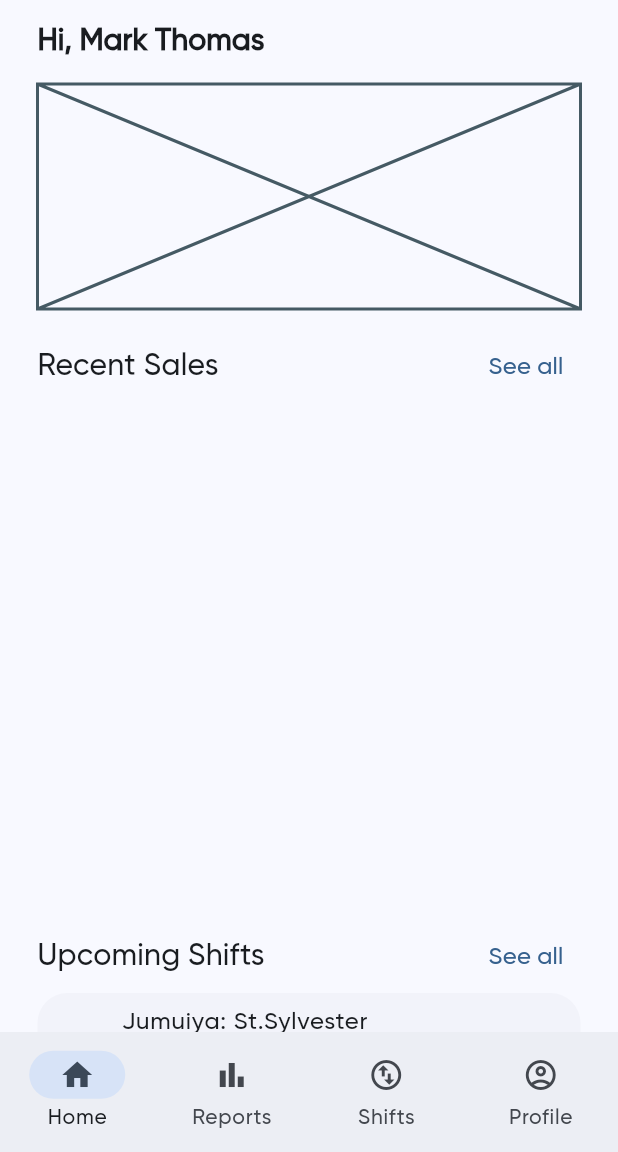
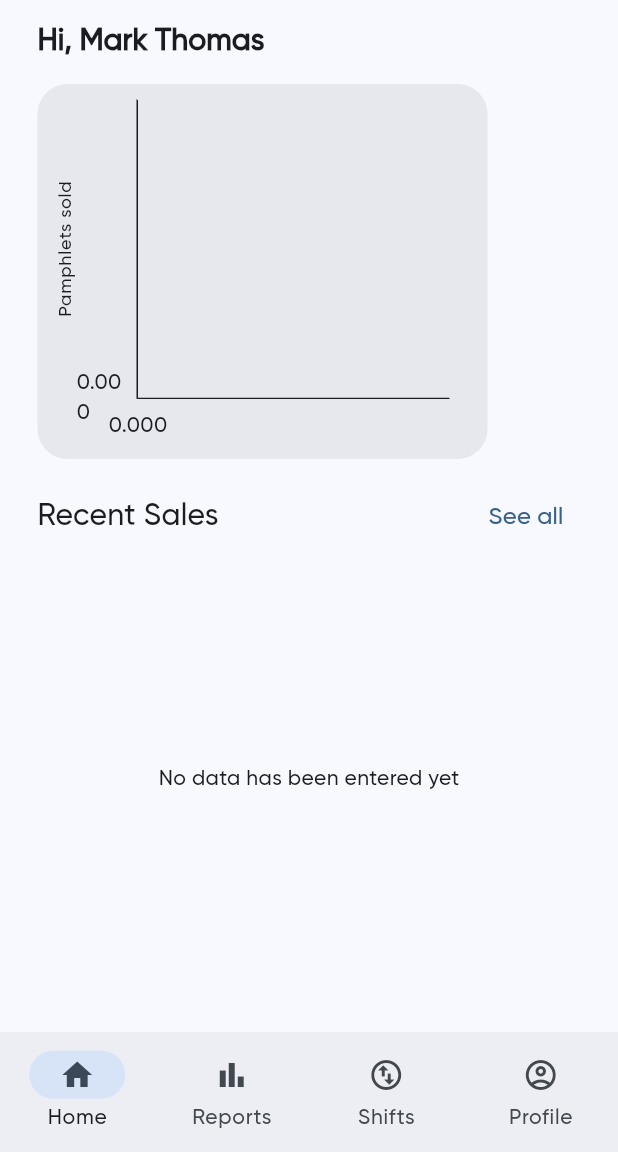
Before and after one commit to Emtee100/shiftverse, a Flutter app: the screen it shows once a user with an empty profile is signed in, on a phone screen of 412 x 824 dp, the part 84-1236 px from its top. Run offline on Flutter 3.47's test engine with Material 3 defaults, Android fonts, the phone set to English and light mode, and no system bars; drawn by our look-alikes of fl_chart; our stand-ins replace cloud_firestore, firebase_auth, firebase_core, flutter_svg, go_router, google_sign_in; accounts and stored records are empty; network calls fail.

Commit message:
FlChart created

```diff
--- a/shiftverse/lib/controllers/firebaseController.dart
+++ b/shiftverse/lib/controllers/firebaseController.dart
@@ -148,8 +148,8 @@ class FirebaseController extends ChangeNotifier {
         toFirestore: (Sale sale, _) => sale.toFirestore());
     colRef.add(Sale(
       uid: user?.uid,
-      saleAmount: int.parse(amountSold),
-      pamphletsLeft: int.parse(pamphletsLeft),
+      saleAmount: double.parse(amountSold),
+      pamphletsLeft: double.parse(pamphletsLeft),
       saleDate: saleDate,
     ));
   }
@@ -162,7 +162,6 @@ class FirebaseController extends ChangeNotifier {
         );
 
     //return a stream which listens to the documents in the sales collection
-    colRef.orderBy('saleDate',descending: false).get();
     return colRef.orderBy('saleDate', descending: true).snapshots();
 
   }
--- a/shiftverse/lib/models/sales.dart
+++ b/shiftverse/lib/models/sales.dart
@@ -2,8 +2,8 @@ import 'package:cloud_firestore/cloud_firestore.dart';
 
 class Sale {
   final String? uid;
-  final int saleAmount;
-  final int pamphletsLeft;
+  final double saleAmount;
+  final double pamphletsLeft;
   final DateTime saleDate;
 
   Sale(
@@ -19,7 +19,7 @@ class Sale {
       uid: saleData!['uid'],
       saleAmount: saleData['saleAmount'],
       pamphletsLeft: saleData['pamphletsLeft'],
-      saleDate: saleData['saleDate'],
+      saleDate: (saleData['saleDate']).toDate(),
     );
   }
 
--- a/shiftverse/lib/pages/home.dart
+++ b/shiftverse/lib/pages/home.dart
@@ -2,6 +2,7 @@ import 'package:flutter/material.dart';
 import 'package:provider/provider.dart';
 import 'package:shiftverse/controllers/firebaseController.dart';
 import 'package:shiftverse/widgets/recent_sales.dart';
+import 'package:shiftverse/widgets/sales_charts.dart';
 
 class HomeScreen extends StatelessWidget {
   const HomeScreen({super.key});
@@ -28,9 +29,18 @@ class HomeScreen extends StatelessWidget {
 
             //Chart section
 
-            const Placeholder(
-              fallbackHeight: 150,
-            ),
+            Container(
+              padding: const EdgeInsets.only(bottom: 10,top: 10, left: 10, right: 25),
+                decoration: BoxDecoration(
+                  color: Theme.of(context).colorScheme.surfaceContainerHigh,
+                  borderRadius: BorderRadius.circular(20)
+                ),
+                height: 250,
+                width: 300,
+                child: ChangeNotifierProvider(
+                  create: (context) => FirebaseController(),
+                  child: const ChartSales())),
+
             const SizedBox(
               height: 15,
             ),
--- a/shiftverse/lib/widgets/recent_sales.dart
+++ b/shiftverse/lib/widgets/recent_sales.dart
@@ -22,16 +22,26 @@ class _RecentSalesState extends State<RecentSales> {
                     height: 330,
                     child: Center(child: CircularProgressIndicator()));
               } else if (snapshot.hasData) {
+                if (snapshot.data!.docs.isEmpty) {
+                  return const SizedBox(
+                    height: 300,
+                    child: Center(
+                      child: Text('No data has been entered yet'),
+                    ),
+                  );
+                } else {
                   return SizedBox(
                       height: 330,
                       child: ListView(
                           physics: const NeverScrollableScrollPhysics(),
                           children: snapshot.data!.docs.map((doc) {
-                          final String formattedDate = DateFormat('dd-MM-yyyy')
+                            final String formattedDate =
+                                DateFormat('dd-MM-yyyy')
                                     .format(doc['saleDate'].toDate());
                             return ListTile(
                               leading: const Icon(Icons.wallet),
-                            title: Text('Pamphlets sold: ${doc['saleAmount']}'),
+                              title:
+                                  Text('Pamphlets sold: ${doc['saleAmount']}'),
                               subtitle: Column(
                                 crossAxisAlignment: CrossAxisAlignment.start,
                                 children: [
@@ -42,6 +52,7 @@ class _RecentSalesState extends State<RecentSales> {
                               ),
                             );
                           }).toList()));
+                }
               } else if (snapshot.hasError) {
                 return Text(
                   'Error in obtaining sales',
--- /dev/null
+++ b/shiftverse/lib/widgets/sales_charts.dart
@@ -0,0 +1,72 @@
+import 'package:cloud_firestore/cloud_firestore.dart';
+import 'package:fl_chart/fl_chart.dart';
+import 'package:flutter/material.dart';
+import 'package:provider/provider.dart';
+import 'package:shiftverse/controllers/firebaseController.dart';
+import 'package:shiftverse/models/sales.dart';
+
+class ChartSales extends StatefulWidget {
+  const ChartSales({super.key});
+
+  @override
+  State<ChartSales> createState() => _ChartSalesState();
+}
+
+class _ChartSalesState extends State<ChartSales> {
+  @override
+  Widget build(BuildContext context) {
+    return Consumer<FirebaseController>(
+        builder: (context, value, child) => StreamBuilder(
+            stream: value.getSaleRecords(),
+            builder: (context, snapshot) {
+              if (snapshot.connectionState == ConnectionState.waiting) {
+                return const Center(child: CircularProgressIndicator());
+              } else if (snapshot.hasData) {
+                List<QueryDocumentSnapshot<Sale>> salesRecords =
+                    snapshot.data!.docs;
+                List<FlSpot> saleSpots = [];
+                for (final saleRecord in salesRecords) {
+                  Sale saleData = saleRecord.data();
+                  saleSpots.add(FlSpot(
+                      saleData.saleDate.millisecondsSinceEpoch.toDouble(),
+                      saleData.saleAmount));
+                }
+                return LineChart(LineChartData(
+                    borderData: FlBorderData(
+                        show: true,
+                        border: Border(
+                            right: const BorderSide(color: Colors.transparent),
+                            top: const BorderSide(color: Colors.transparent),
+                            left: BorderSide(
+                                color: Theme.of(context).colorScheme.onSurface),
+                            bottom: BorderSide(
+                                color:
+                                    Theme.of(context).colorScheme.onSurface))),
+                    gridData: const FlGridData(
+                      show: false,
+                    ),
+                    //minY: 0,
+                    titlesData: FlTitlesData(
+                        leftTitles: AxisTitles(
+                            //axisNameSize: 12,
+                            axisNameWidget: Text(
+                              style: Theme.of(context).textTheme.labelSmall,
+                              'Pamphlets sold',
+                            ),
+                            sideTitles: const SideTitles(
+                                reservedSize: 40, showTitles: true)),
+                        topTitles: const AxisTitles(
+                            sideTitles: SideTitles(showTitles: false)),
+                        rightTitles: const AxisTitles(
+                            sideTitles: SideTitles(showTitles: false))),
+                    backgroundColor:
+                        Theme.of(context).colorScheme.surfaceContainerHigh,
+                    lineBarsData: [LineChartBarData(spots: saleSpots)]));
+              } else if (snapshot.hasError) {
+                return const Text('An error occured getting sales data');
+              } else {
+                return const Text('Null');
+              }
+            }));
+  }
+}
```
Lines whose indentation alone changed are shown as unchanged.
